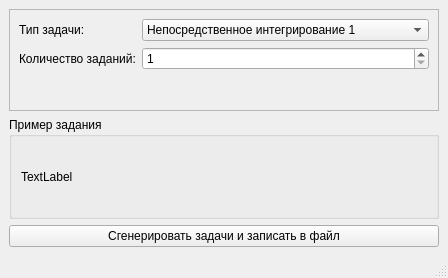
Before: the Qt Designer form generator.ui in MrSnaxx/MAgen, drawn with Qt 5.
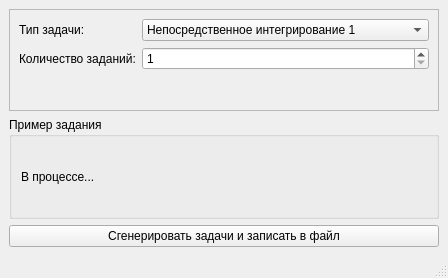
After: the same form once the commit is applied.

Commit message: Финалочка

Diff of the .ui file:
```diff
--- a/generator.ui
+++ b/generator.ui
@@ -140,7 +140,7 @@
        <item>
         <widget class="QLabel" name="label_2">
          <property name="text">
-          <string>TextLabel</string>
+          <string>В процессе...</string>
          </property>
         </widget>
        </item>
```
